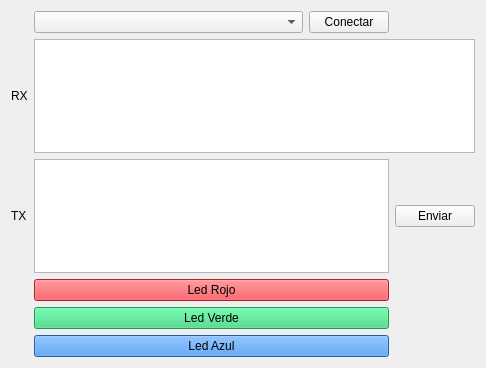
Qt form mainwindow.ui (Mati-Mar/AccessIO-GUI) before a commit.
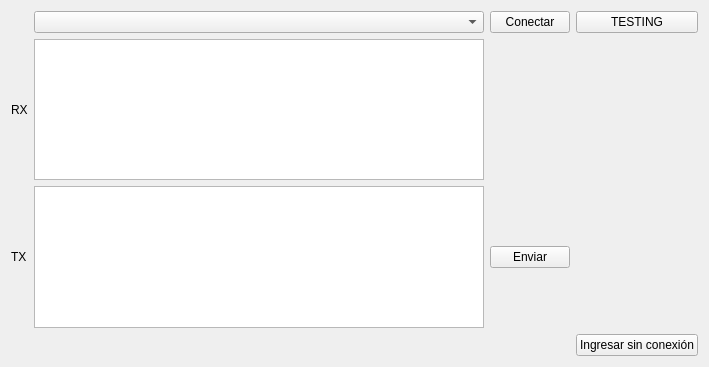
The same form after that commit.

Commit message: Se agrega conexión con base de datos Postgre.

The edit to the form file:
```diff
--- a/mainwindow.ui
+++ b/mainwindow.ui
@@ -9,8 +9,8 @@
    <rect>
     <x>0</x>
     <y>0</y>
-    <width>486</width>
-    <height>368</height>
+    <width>709</width>
+    <height>367</height>
    </rect>
   </property>
   <property name="sizePolicy">
@@ -30,47 +30,16 @@
   </property>
   <widget class="QWidget" name="centralWidget">
    <layout class="QGridLayout" name="gridLayout">
-    <item row="4" column="0">
-     <widget class="QLabel" name="label_2">
+    <item row="0" column="3">
+     <widget class="QPushButton" name="pushButtonConectar">
       <property name="sizePolicy">
-       <sizepolicy hsizetype="Minimum" vsizetype="Preferred">
+       <sizepolicy hsizetype="Fixed" vsizetype="Fixed">
         <horstretch>0</horstretch>
         <verstretch>0</verstretch>
        </sizepolicy>
       </property>
       <property name="text">
-       <string>TX</string>
-      </property>
-     </widget>
-    </item>
-    <item row="5" column="2" colspan="2" alignment="Qt::AlignVCenter">
-     <widget class="QPushButton" name="LedRojoPushButton">
-      <property name="styleSheet">
-       <string notr="true">background-color: rgb(237, 51, 59);
-color: rgb(0, 0, 0);</string>
-      </property>
-      <property name="text">
-       <string>Led Rojo</string>
-      </property>
-     </widget>
-    </item>
-    <item row="2" column="0">
-     <widget class="QLabel" name="label">
-      <property name="sizePolicy">
-       <sizepolicy hsizetype="Minimum" vsizetype="Preferred">
-        <horstretch>0</horstretch>
-        <verstretch>0</verstretch>
-       </sizepolicy>
-      </property>
-      <property name="text">
-       <string>RX</string>
-      </property>
-     </widget>
-    </item>
-    <item row="2" column="2" colspan="3">
-     <widget class="QPlainTextEdit" name="plainTextEditRX">
-      <property name="plainText">
-       <string/>
+       <string>Conectar</string>
       </property>
      </widget>
     </item>
@@ -96,38 +65,61 @@
       </property>
      </widget>
     </item>
-    <item row="0" column="3">
-     <widget class="QPushButton" name="pushButtonConectar">
+    <item row="2" column="0">
+     <widget class="QLabel" name="label">
       <property name="sizePolicy">
-       <sizepolicy hsizetype="Fixed" vsizetype="Fixed">
+       <sizepolicy hsizetype="Minimum" vsizetype="Preferred">
         <horstretch>0</horstretch>
         <verstretch>0</verstretch>
        </sizepolicy>
       </property>
       <property name="text">
-       <string>Conectar</string>
+       <string>RX</string>
       </property>
      </widget>
     </item>
-    <item row="6" column="2" colspan="2">
-     <widget class="QPushButton" name="LedVerdePushButton">
-      <property name="styleSheet">
-       <string notr="true">background-color: rgb(51, 209, 122);
-color: rgb(0, 0, 0);</string>
+    <item row="4" column="0">
+     <widget class="QLabel" name="label_2">
+      <property name="sizePolicy">
+       <sizepolicy hsizetype="Minimum" vsizetype="Preferred">
+        <horstretch>0</horstretch>
+        <verstretch>0</verstretch>
+       </sizepolicy>
       </property>
       <property name="text">
-       <string>Led Verde</string>
+       <string>TX</string>
       </property>
      </widget>
     </item>
-    <item row="4" column="2" colspan="2">
+    <item row="5" column="4">
+     <widget class="QPushButton" name="pushButton">
+      <property name="text">
+       <string>Ingresar sin conexión</string>
+      </property>
+     </widget>
+    </item>
+    <item row="0" column="4">
+     <widget class="QPushButton" name="testingPushButton">
+      <property name="text">
+       <string>TESTING</string>
+      </property>
+     </widget>
+    </item>
+    <item row="4" column="2">
      <widget class="QPlainTextEdit" name="plainTextEditTX">
       <property name="plainText">
        <string/>
       </property>
      </widget>
     </item>
-    <item row="4" column="4">
+    <item row="2" column="2">
+     <widget class="QPlainTextEdit" name="plainTextEditRX">
+      <property name="plainText">
+       <string/>
+      </property>
+     </widget>
+    </item>
+    <item row="4" column="3">
      <widget class="QPushButton" name="pushButtonEnviar">
       <property name="enabled">
        <bool>true</bool>
@@ -137,14 +129,10 @@
       </property>
      </widget>
     </item>
-    <item row="7" column="2" colspan="2">
-     <widget class="QPushButton" name="LedAzulPushButton">
-      <property name="styleSheet">
-       <string notr="true">background-color: rgb(53, 132, 228);
-color: rgb(0, 0, 0);</string>
-      </property>
+    <item row="2" column="4">
+     <widget class="QLabel" name="testLabel">
       <property name="text">
-       <string>Led Azul</string>
+       <string/>
       </property>
      </widget>
     </item>
```
The commit also changes 13 other files.
